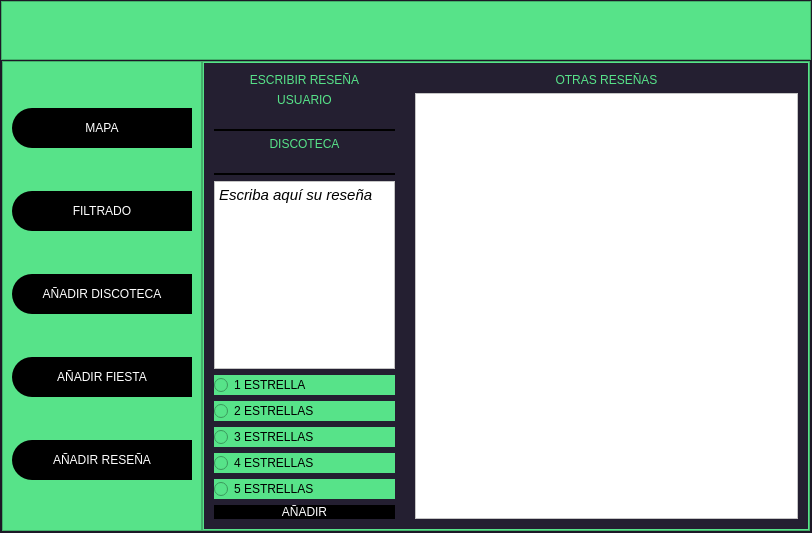
Before: the Qt Designer form src/evently.ui in EXCALOFRIO/evently, drawn with Qt 5.
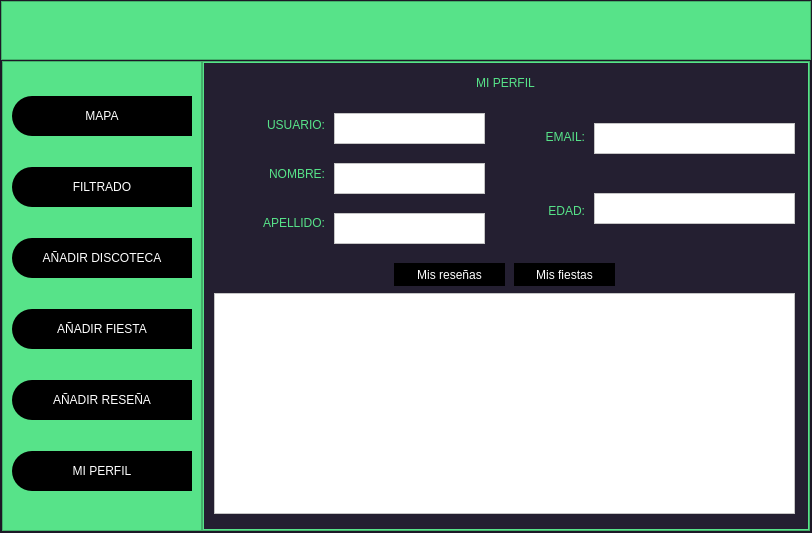
After: the same form once the commit is applied. Icons and pictures are not drawn.

Commit message: IG perfil

The edit to the form file:
```diff
--- a/src/evently.ui
+++ b/src/evently.ui
@@ -353,6 +353,19 @@
                </property>
               </widget>
              </item>
+             <item>
+              <widget class="QPushButton" name="pushButton_MiPerfil">
+               <property name="minimumSize">
+                <size>
+                 <width>0</width>
+                 <height>40</height>
+                </size>
+               </property>
+               <property name="text">
+                <string>MI PERFIL</string>
+               </property>
+              </widget>
+             </item>
             </layout>
            </widget>
           </item>
@@ -419,7 +432,7 @@
              <item>
               <widget class="QStackedWidget" name="stackedWidget">
                <property name="currentIndex">
-                <number>4</number>
+                <number>5</number>
                </property>
                <widget class="QWidget" name="page_mapa"/>
                <widget class="QWidget" name="page_filtrado">
@@ -1007,7 +1020,7 @@
                        <string>&lt;!DOCTYPE HTML PUBLIC &quot;-//W3C//DTD HTML 4.0//EN&quot; &quot;http://www.w3.org/TR/REC-html40/strict.dtd&quot;&gt;
 &lt;html&gt;&lt;head&gt;&lt;meta name=&quot;qrichtext&quot; content=&quot;1&quot; /&gt;&lt;style type=&quot;text/css&quot;&gt;
 p, li { white-space: pre-wrap; }
-&lt;/style&gt;&lt;/head&gt;&lt;body style=&quot; font-family:'.AppleSystemUIFont'; font-size:13pt; font-weight:400; font-style:normal;&quot;&gt;
+&lt;/style&gt;&lt;/head&gt;&lt;body style=&quot; font-family:'MS Shell Dlg 2'; font-size:8.25pt; font-weight:400; font-style:normal;&quot;&gt;
 &lt;p style=&quot; margin-top:0px; margin-bottom:0px; margin-left:0px; margin-right:0px; -qt-block-indent:0; text-indent:0px;&quot;&gt;&lt;span style=&quot; font-family:'Ubuntu'; font-size:11pt; font-style:italic;&quot;&gt;Escriba aquí su reseña&lt;/span&gt;&lt;/p&gt;&lt;/body&gt;&lt;/html&gt;</string>
                       </property>
                      </widget>
@@ -1091,6 +1104,202 @@
                  </item>
                 </layout>
                </widget>
+               <widget class="QWidget" name="page_MiPerfil">
+                <widget class="QLabel" name="label_7">
+                 <property name="geometry">
+                  <rect>
+                   <x>6</x>
+                   <y>10</y>
+                   <width>591</width>
+                   <height>20</height>
+                  </rect>
+                 </property>
+                 <property name="text">
+                  <string>MI PERFIL</string>
+                 </property>
+                 <property name="alignment">
+                  <set>Qt::AlignCenter</set>
+                 </property>
+                </widget>
+                <widget class="QWidget" name="verticalLayoutWidget">
+                 <property name="geometry">
+                  <rect>
+                   <x>10</x>
+                   <y>40</y>
+                   <width>111</width>
+                   <height>141</height>
+                  </rect>
+                 </property>
+                 <layout class="QVBoxLayout" name="verticalLayout_14">
+                  <item>
+                   <widget class="QLabel" name="label_usuario">
+                    <property name="text">
+                     <string>USUARIO:</string>
+                    </property>
+                    <property name="alignment">
+                     <set>Qt::AlignRight|Qt::AlignTrailing|Qt::AlignVCenter</set>
+                    </property>
+                   </widget>
+                  </item>
+                  <item>
+                   <widget class="QLabel" name="label_nombre">
+                    <property name="text">
+                     <string>NOMBRE:</string>
+                    </property>
+                    <property name="alignment">
+                     <set>Qt::AlignRight|Qt::AlignTrailing|Qt::AlignVCenter</set>
+                    </property>
+                   </widget>
+                  </item>
+                  <item>
+                   <widget class="QLabel" name="label_apellido">
+                    <property name="text">
+                     <string>APELLIDO:</string>
+                    </property>
+                    <property name="alignment">
+                     <set>Qt::AlignRight|Qt::AlignTrailing|Qt::AlignVCenter</set>
+                    </property>
+                   </widget>
+                  </item>
+                 </layout>
+                </widget>
+                <widget class="QTextBrowser" name="textBrowser_usuario">
+                 <property name="geometry">
+                  <rect>
+                   <x>130</x>
+                   <y>50</y>
+                   <width>151</width>
+                   <height>31</height>
+                  </rect>
+                 </property>
+                 <property name="styleSheet">
+                  <string notr="true">background-color: rgb(255, 255, 255)</string>
+                 </property>
+                </widget>
+                <widget class="QTextBrowser" name="textBrowser_nombre">
+                 <property name="geometry">
+                  <rect>
+                   <x>130</x>
+                   <y>100</y>
+                   <width>151</width>
+                   <height>31</height>
+                  </rect>
+                 </property>
+                 <property name="styleSheet">
+                  <string notr="true">background-color: rgb(255, 255, 255)</string>
+                 </property>
+                </widget>
+                <widget class="QTextBrowser" name="textBrowser_apellido">
+                 <property name="geometry">
+                  <rect>
+                   <x>130</x>
+                   <y>150</y>
+                   <width>151</width>
+                   <height>31</height>
+                  </rect>
+                 </property>
+                 <property name="styleSheet">
+                  <string notr="true">background-color: rgb(255, 255, 255)</string>
+                 </property>
+                </widget>
+                <widget class="QWidget" name="verticalLayoutWidget_2">
+                 <property name="geometry">
+                  <rect>
+                   <x>290</x>
+                   <y>40</y>
+                   <width>91</width>
+                   <height>141</height>
+                  </rect>
+                 </property>
+                 <layout class="QVBoxLayout" name="verticalLayout_15">
+                  <item>
+                   <widget class="QLabel" name="label_email">
+                    <property name="text">
+                     <string>EMAIL:</string>
+                    </property>
+                    <property name="alignment">
+                     <set>Qt::AlignRight|Qt::AlignTrailing|Qt::AlignVCenter</set>
+                    </property>
+                   </widget>
+                  </item>
+                  <item>
+                   <widget class="QLabel" name="label_edad">
+                    <property name="text">
+                     <string>EDAD:</string>
+                    </property>
+                    <property name="alignment">
+                     <set>Qt::AlignRight|Qt::AlignTrailing|Qt::AlignVCenter</set>
+                    </property>
+                   </widget>
+                  </item>
+                 </layout>
+                </widget>
+                <widget class="QTextBrowser" name="textBrowser_email">
+                 <property name="geometry">
+                  <rect>
+                   <x>390</x>
+                   <y>60</y>
+                   <width>201</width>
+                   <height>31</height>
+                  </rect>
+                 </property>
+                 <property name="styleSheet">
+                  <string notr="true">background-color: rgb(255, 255, 255)</string>
+                 </property>
+                </widget>
+                <widget class="QTextBrowser" name="textBrowser_edad">
+                 <property name="geometry">
+                  <rect>
+                   <x>390</x>
+                   <y>130</y>
+                   <width>201</width>
+                   <height>31</height>
+                  </rect>
+                 </property>
+                 <property name="styleSheet">
+                  <string notr="true">background-color: rgb(255, 255, 255)</string>
+                 </property>
+                </widget>
+                <widget class="QTextBrowser" name="textBrowser_MiPerfil">
+                 <property name="geometry">
+                  <rect>
+                   <x>10</x>
+                   <y>230</y>
+                   <width>581</width>
+                   <height>221</height>
+                  </rect>
+                 </property>
+                 <property name="styleSheet">
+                  <string notr="true">background-color: rgb(255, 255, 255)</string>
+                 </property>
+                </widget>
+                <widget class="QPushButton" name="pushButton_MisResennas">
+                 <property name="geometry">
+                  <rect>
+                   <x>190</x>
+                   <y>200</y>
+                   <width>111</width>
+                   <height>23</height>
+                  </rect>
+                 </property>
+                 <property name="text">
+                  <string>Mis reseñas</string>
+                 </property>
+                </widget>
+                <widget class="QPushButton" name="pushButton_MisFiestas">
+                 <property name="geometry">
+                  <rect>
+                   <x>310</x>
+                   <y>200</y>
+                   <width>101</width>
+                   <height>23</height>
+                  </rect>
+                 </property>
+                 <property name="text">
+                  <string>Mis fiestas</string>
+                 </property>
+                </widget>
+               </widget>
               </widget>
              </item>
             </layout>
```
The commit also changes 2 other files.
